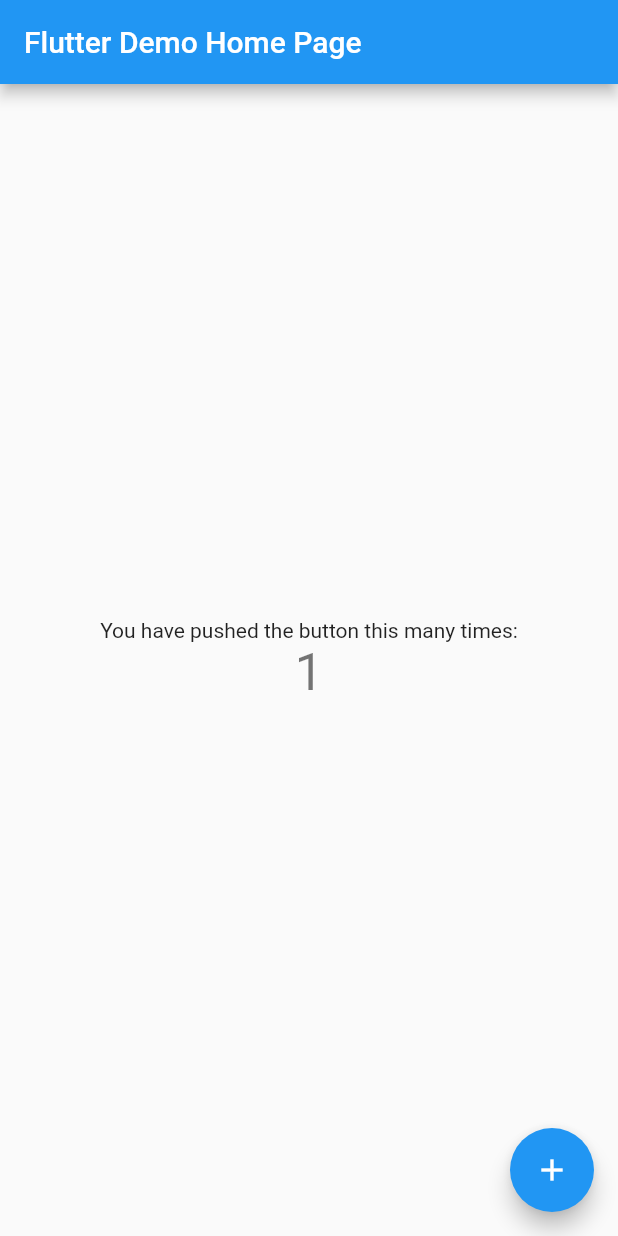
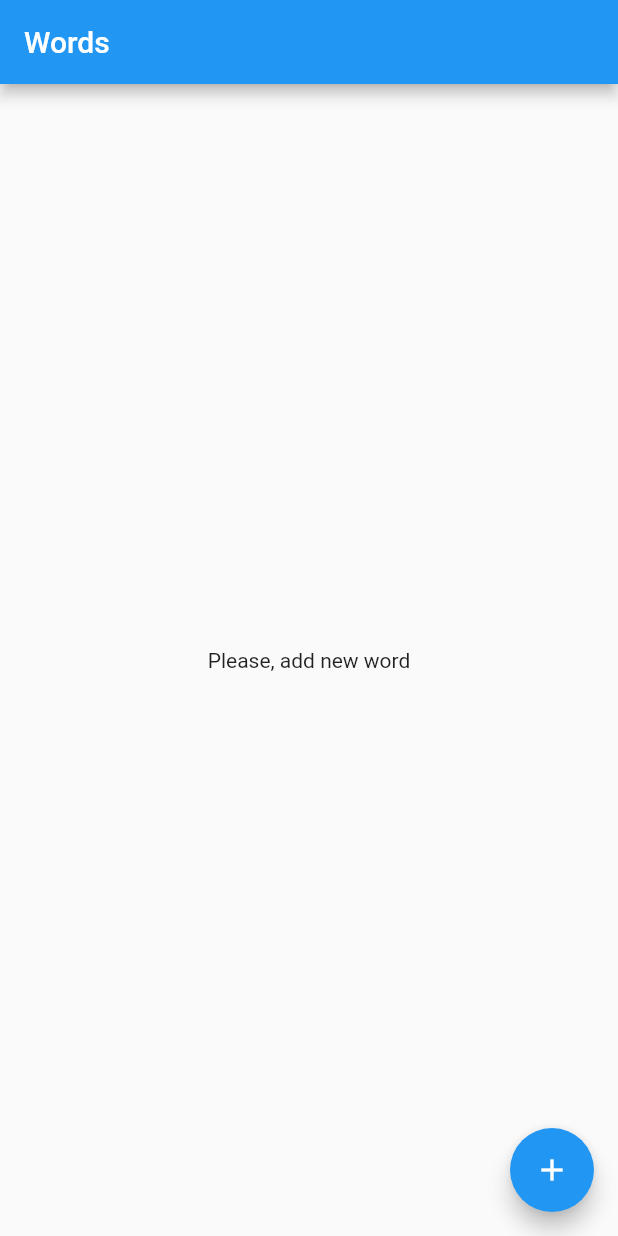
Before and after one commit to NurullahKarakoca/lang_practice, a Flutter app: the screen it shows after launch, after a tap on the "add" icon, on a phone screen of 412 x 824 dp. Run offline on Flutter 3.47's test engine with Material 2 defaults, Android fonts, the phone set to English and light mode, and no system bars; our stand-ins replace bloc, equatable, flutter_bloc, freezed_annotation, get_it, hive and 1 more; accounts and stored records are empty; generated files the repository leaves out were written again.

Commit message:
Add word list screen

```diff
--- /dev/null
+++ b/lib/blocs/word_list_cubit.dart
@@ -0,0 +1,19 @@
+import 'dart:async';
+
+import 'package:bloc/bloc.dart';
+import 'package:equatable/equatable.dart';
+import 'package:lang_practice/repositories/i_word_repository.dart';
+
+import '../models/word/word.dart';
+
+part 'word_list_state.dart';
+
+class WordListCubit extends Cubit<WordListState> {
+  final IWordRepository _wordRepository;
+  WordListCubit(this._wordRepository) : super(const WordListState.initial());
+
+  Future getWordList() async {
+    var words = await _wordRepository.getWords();
+    emit(state.copyWith(status: WordListStatus.success, words: words));
+  }
+}
--- /dev/null
+++ b/lib/blocs/word_list_state.dart
@@ -0,0 +1,25 @@
+part of 'word_list_cubit.dart';
+
+enum WordListStatus { loading, success, failure }
+
+class WordListState extends Equatable {
+  final WordListStatus status;
+  final List<Word> words;
+
+  bool get isLoading => status == WordListStatus.loading;
+
+  bool get isSuccess => status == WordListStatus.success;
+
+  bool get isFailure => status == WordListStatus.failure;
+
+  const WordListState._(
+      {this.status = WordListStatus.loading, this.words = const []});
+
+  const WordListState.initial() : this._();
+
+  copyWith({List<Word>? words, WordListStatus? status}) => WordListState._(
+      words: words ?? this.words, status: status ?? this.status);
+
+  @override
+  List<Object> get props => [words, status];
+}
--- /dev/null
+++ b/lib/core/route/app_routes.dart
@@ -0,0 +1,21 @@
+import 'package:flutter/material.dart';
+import 'package:flutter_bloc/flutter_bloc.dart';
+import 'package:lang_practice/blocs/word_list_cubit.dart';
+import 'package:lang_practice/injector.dart';
+import 'package:lang_practice/screens/words_screen.dart';
+
+class AppRoutes {
+  static const routeWords = "/words";
+
+  static MaterialPageRoute? onGenerateRoute(RouteSettings settings) {
+    switch (settings.name) {
+      case routeWords:
+        return MaterialPageRoute(
+            builder: (context) => BlocProvider(
+                create: (context) => injector<WordListCubit>()..getWordList(),
+                child: const WordsScreen()));
+      default:
+        return null;
+    }
+  }
+}
--- /dev/null
+++ b/lib/core/values/dimen.dart
@@ -0,0 +1,3 @@
+class AppDimens{
+  static const space = 16.0;
+}
--- /dev/null
+++ b/lib/core/values/string.dart
@@ -0,0 +1,4 @@
+class AppStrings{
+  static const appTitle = "Language Practice";
+  static const wordsTitle = "Words";
+}
--- /dev/null
+++ b/lib/injector.dart
@@ -0,0 +1,14 @@
+import 'package:get_it/get_it.dart';
+import 'package:hive_flutter/adapters.dart';
+import 'package:lang_practice/blocs/word_list_cubit.dart';
+import 'package:lang_practice/repositories/i_word_repository.dart';
+import 'package:lang_practice/repositories/local/word_local_repository.dart';
+
+final injector = GetIt.asNewInstance();
+
+Future initInjector() async {
+  await Hive.initFlutter();
+
+  injector.registerFactory<IWordRepository>(() => WordLocalRepository());
+  injector.registerFactory<WordListCubit>(() => WordListCubit(injector()));
+}
--- a/lib/main.dart
+++ b/lib/main.dart
@@ -1,115 +1,27 @@
 import 'package:flutter/material.dart';
+import 'package:lang_practice/core/route/app_routes.dart';
+import 'package:lang_practice/core/values/string.dart';
+import 'package:lang_practice/injector.dart';
 
-void main() {
-  runApp(const MyApp());
+Future<void> main() async {
+  WidgetsFlutterBinding.ensureInitialized();
+  await initInjector();
+  runApp(const LangPracticeApp());
 }
 
-class MyApp extends StatelessWidget {
-  const MyApp({Key? key}) : super(key: key);
+class LangPracticeApp extends StatelessWidget {
+  const LangPracticeApp({Key? key}) : super(key: key);
 
   // This widget is the root of your application.
   @override
   Widget build(BuildContext context) {
     return MaterialApp(
-      title: 'Flutter Demo',
+      title: AppStrings.appTitle,
       theme: ThemeData(
-        // This is the theme of your application.
-        //
-        // Try running your application with "flutter run". You'll see the
-        // application has a blue toolbar. Then, without quitting the app, try
-        // changing the primarySwatch below to Colors.green and then invoke
-        // "hot reload" (press "r" in the console where you ran "flutter run",
-        // or simply save your changes to "hot reload" in a Flutter IDE).
-        // Notice that the counter didn't reset back to zero; the application
-        // is not restarted.
         primarySwatch: Colors.blue,
       ),
-      home: const MyHomePage(title: 'Flutter Demo Home Page'),
+      initialRoute: AppRoutes.routeWords,
+      onGenerateRoute: AppRoutes.onGenerateRoute,
     );
   }
 }
-
-class MyHomePage extends StatefulWidget {
-  const MyHomePage({Key? key, required this.title}) : super(key: key);
-
-  // This widget is the home page of your application. It is stateful, meaning
-  // that it has a State object (defined below) that contains fields that affect
-  // how it looks.
-
-  // This class is the configuration for the state. It holds the values (in this
-  // case the title) provided by the parent (in this case the App widget) and
-  // used by the build method of the State. Fields in a Widget subclass are
-  // always marked "final".
-
-  final String title;
-
-  @override
-  State<MyHomePage> createState() => _MyHomePageState();
-}
-
-class _MyHomePageState extends State<MyHomePage> {
-  int _counter = 0;
-
-  void _incrementCounter() {
-    setState(() {
-      // This call to setState tells the Flutter framework that something has
-      // changed in this State, which causes it to rerun the build method below
-      // so that the display can reflect the updated values. If we changed
-      // _counter without calling setState(), then the build method would not be
-      // called again, and so nothing would appear to happen.
-      _counter++;
-    });
-  }
-
-  @override
-  Widget build(BuildContext context) {
-    // This method is rerun every time setState is called, for instance as done
-    // by the _incrementCounter method above.
-    //
-    // The Flutter framework has been optimized to make rerunning build methods
-    // fast, so that you can just rebuild anything that needs updating rather
-    // than having to individually change instances of widgets.
-    return Scaffold(
-      appBar: AppBar(
-        // Here we take the value from the MyHomePage object that was created by
-        // the App.build method, and use it to set our appbar title.
-        title: Text(widget.title),
-      ),
-      body: Center(
-        // Center is a layout widget. It takes a single child and positions it
-        // in the middle of the parent.
-        child: Column(
-          // Column is also a layout widget. It takes a list of children and
-          // arranges them vertically. By default, it sizes itself to fit its
-          // children horizontally, and tries to be as tall as its parent.
-          //
-          // Invoke "debug painting" (press "p" in the console, choose the
-          // "Toggle Debug Paint" action from the Flutter Inspector in Android
-          // Studio, or the "Toggle Debug Paint" command in Visual Studio Code)
-          // to see the wireframe for each widget.
-          //
-          // Column has various properties to control how it sizes itself and
-          // how it positions its children. Here we use mainAxisAlignment to
-          // center the children vertically; the main axis here is the vertical
-          // axis because Columns are vertical (the cross axis would be
-          // horizontal).
-          mainAxisAlignment: MainAxisAlignment.center,
-          children: <Widget>[
-            const Text(
-              'You have pushed the button this many times:',
-            ),
-            Text(
-              '$_counter',
-              style: Theme.of(context).textTheme.headline4,
-            ),
-          ],
-        ),
-      ),
-      floatingActionButton: FloatingActionButton(
-        onPressed: _incrementCounter,
-        tooltip: 'Increment',
-        child: const Icon(Icons.add),
-      ), // This trailing comma makes auto-formatting nicer for build methods.
-    );
-  }
-}
--- /dev/null
+++ b/lib/models/word/word.dart
@@ -0,0 +1,8 @@
+import 'package:freezed_annotation/freezed_annotation.dart';
+
+part 'word.freezed.dart';
+
+@freezed
+class Word with _$Word{
+  factory Word({required String title}) = _Word;
+}
--- /dev/null
+++ b/lib/repositories/i_word_repository.dart
@@ -0,0 +1,5 @@
+import 'package:lang_practice/models/word/word.dart';
+
+abstract class IWordRepository {
+  Future<List<Word>> getWords();
+}
--- /dev/null
+++ b/lib/repositories/local/hive_mixin.dart
@@ -0,0 +1,11 @@
+import 'package:hive/hive.dart';
+
+mixin HiveMixin {
+  Future<R> execBox<T, R>(
+      {required String boxName, required R Function(Box<T>) body}) async {
+    final box = await Hive.openBox<T>(boxName);
+    final result = body.call(box);
+    await box.close();
+    return result;
+  }
+}
--- /dev/null
+++ b/lib/repositories/local/word_local_repository.dart
@@ -0,0 +1,11 @@
+import 'package:lang_practice/models/word/word.dart';
+import 'package:lang_practice/repositories/i_word_repository.dart';
+import 'package:lang_practice/repositories/local/hive_mixin.dart';
+
+class WordLocalRepository extends IWordRepository with HiveMixin {
+  static const boxName = "words";
+
+  @override
+  Future<List<Word>> getWords() async => execBox<Word, List<Word>>(
+      boxName: boxName, body: (box) => box.values.toList());
+}
--- /dev/null
+++ b/lib/screens/words_screen.dart
@@ -0,0 +1,91 @@
+import 'package:flutter/material.dart';
+import 'package:flutter_bloc/flutter_bloc.dart';
+import 'package:lang_practice/blocs/word_list_cubit.dart';
+import 'package:lang_practice/core/values/dimen.dart';
+import 'package:lang_practice/core/values/string.dart';
+import 'package:lang_practice/models/word/word.dart';
+
+class WordsScreen extends StatefulWidget {
+  const WordsScreen({Key? key}) : super(key: key);
+
+  @override
+  _WordsScreenState createState() => _WordsScreenState();
+}
+
+class _WordsScreenState extends State<WordsScreen> {
+  @override
+  Widget build(BuildContext context) {
+    return Scaffold(
+      appBar: AppBar(
+        title: const Text(AppStrings.wordsTitle),
+      ),
+      body: const _WordList(),
+      floatingActionButton: FloatingActionButton(
+        onPressed: () {},
+        child: const Icon(Icons.add),
+      ),
+    );
+  }
+}
+
+class _WordList extends StatefulWidget {
+  const _WordList({Key? key}) : super(key: key);
+
+  @override
+  _WordListState createState() => _WordListState();
+}
+
+class _WordListState extends State<_WordList> {
+  @override
+  Widget build(BuildContext context) {
+    return BlocConsumer<WordListCubit, WordListState>(
+        listener: (context, state) {
+      if (state.isFailure) {
+        ScaffoldMessenger.of(context)
+            .showSnackBar(const SnackBar(content: Text("Bir hata oluştu")));
+      }
+    }, builder: (context, state) {
+      if (state.isLoading) {
+        return const Center(
+          child: CircularProgressIndicator(),
+        );
+      }
+
+      var words = state.words;
+      if (words.isEmpty) return const _WordEmptyList();
+
+      return ListView.separated(
+        padding: const EdgeInsets.symmetric(horizontal: 16, vertical: 8),
+        itemCount: words.length,
+        itemBuilder: (context, index) => _WordListItem(word: words[index]),
+        separatorBuilder: (context, index) => const SizedBox(
+          height: AppDimens.space,
+        ),
+      );
+    });
+  }
+}
+
+class _WordListItem extends StatelessWidget {
+  final Word word;
+
+  const _WordListItem({Key? key, required this.word}) : super(key: key);
+
+  @override
+  Widget build(BuildContext context) {
+    return Text(
+      word.title,
+    );
+  }
+}
+
+class _WordEmptyList extends StatelessWidget {
+  const _WordEmptyList({Key? key}) : super(key: key);
+
+  @override
+  Widget build(BuildContext context) {
+    return const Center(
+      child: Text("Please, add new word"),
+    );
+  }
+}
```
Also changed, not shown: pubspec.yaml (+9 -0 lines), pubspec.lock, 12 other files.
